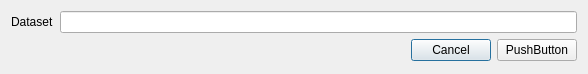
First picture: the form in QgisModelBaker/ui/edit_dataset_name.ui, repository opengisch/QgisModelBaker, before the edit.
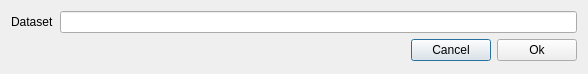
Second picture: the form after the edit.

Commit message: avoid having buttons labled with 'Push Button' because this would be sent to the translation engine

The edit to the form file:
```diff
--- a/QgisModelBaker/ui/edit_dataset_name.ui
+++ b/QgisModelBaker/ui/edit_dataset_name.ui
@@ -37,7 +37,7 @@
    <item row="2" column="2">
     <widget class="QPushButton" name="ok_button">
      <property name="text">
-      <string>PushButton</string>
+      <string>Ok</string>
      </property>
     </widget>
    </item>
```
The commit also changes 1 other file.
